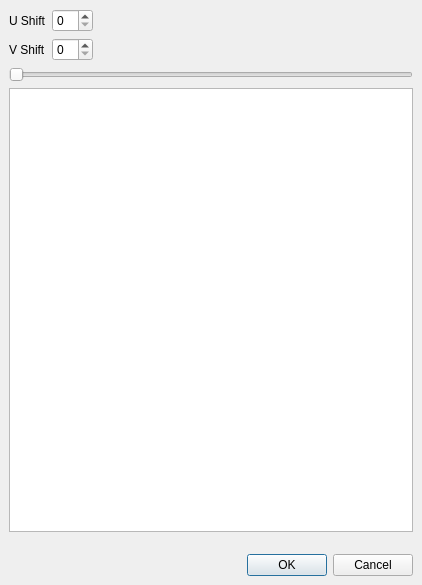
The window that avidemux_plugins/ADM_videoFilters6/chromaShift/qt4/chromashift.ui (mean00/avidemux2) describes before a commit, drawn with Qt 5.
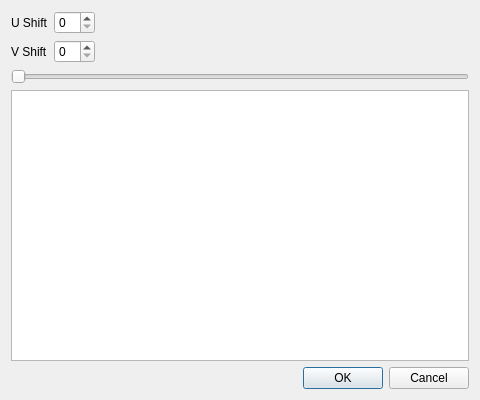
The same window after the commit. Custom widgets are drawn as their Qt base class.

Commit message: [chromaShift] Lay out dialog vertically, move navigation buttons up the tab order list

What changed in the file:
```diff
--- a/avidemux_plugins/ADM_videoFilters6/chromaShift/qt4/chromashift.ui
+++ b/avidemux_plugins/ADM_videoFilters6/chromaShift/qt4/chromashift.ui
@@ -6,57 +6,31 @@
    <rect>
     <x>0</x>
     <y>0</y>
-    <width>422</width>
-    <height>585</height>
+    <width>480</width>
+    <height>400</height>
    </rect>
   </property>
   <property name="windowTitle">
    <string>ChromaShift</string>
   </property>
-  <layout class="QGridLayout">
-   <property name="leftMargin">
-    <number>9</number>
-   </property>
-   <property name="topMargin">
-    <number>9</number>
-   </property>
-   <property name="rightMargin">
-    <number>9</number>
-   </property>
-   <property name="bottomMargin">
-    <number>9</number>
-   </property>
-   <property name="spacing">
-    <number>6</number>
-   </property>
+  <layout class="QVBoxLayout" name="verticalLayout">
+   <item>
+    <layout class="QGridLayout" name="gridLayout">
+     <item row="0" column="1">
+      <widget class="QSpinBox" name="spinBoxU"/>
+     </item>
    <item row="1" column="1">
     <widget class="QSpinBox" name="spinBoxV"/>
    </item>
    <item row="0" column="0">
-    <widget class="QLabel" name="label">
+      <widget class="QLabel" name="labelU">
      <property name="text">
       <string>U Shift</string>
      </property>
     </widget>
    </item>
-   <item row="5" column="3">
-    <spacer>
-     <property name="orientation">
-      <enum>Qt::Vertical</enum>
-     </property>
-     <property name="sizeType">
-      <enum>QSizePolicy::Fixed</enum>
-     </property>
-     <property name="sizeHint" stdset="0">
-      <size>
-       <width>20</width>
-       <height>16</height>
-      </size>
-     </property>
-    </spacer>
-   </item>
    <item row="1" column="0">
-    <widget class="QLabel" name="label_2">
+      <widget class="QLabel" name="labelV">
      <property name="text">
       <string>V Shift</string>
      </property>
@@ -75,10 +49,26 @@
      </property>
     </spacer>
    </item>
-   <item row="0" column="1">
-    <widget class="QSpinBox" name="spinBoxU"/>
+    </layout>
    </item>
-   <item row="6" column="0" colspan="4">
+   <item>
+    <layout class="QHBoxLayout" name="toolboxLayout"/>
+   </item>
+   <item>
+    <widget class="ADM_QSlider" name="horizontalSlider">
+     <property name="orientation">
+      <enum>Qt::Horizontal</enum>
+     </property>
+    </widget>
+   </item>
+   <item>
+    <widget class="QGraphicsView" name="graphicsView">
+     <property name="focusPolicy">
+      <enum>Qt::NoFocus</enum>
+     </property>
+    </widget>
+   </item>
+   <item>
     <widget class="QDialogButtonBox" name="buttonBox">
      <property name="orientation">
       <enum>Qt::Horizontal</enum>
@@ -88,32 +78,6 @@
      </property>
     </widget>
    </item>
-   <item row="4" column="0" colspan="4">
-    <widget class="QGraphicsView" name="graphicsView"/>
-   </item>
-   <item row="1" column="2">
-    <spacer>
-     <property name="orientation">
-      <enum>Qt::Horizontal</enum>
-     </property>
-     <property name="sizeHint" stdset="0">
-      <size>
-       <width>40</width>
-       <height>20</height>
-      </size>
-     </property>
-    </spacer>
-   </item>
-   <item row="3" column="0" colspan="4">
-    <widget class="ADM_QSlider" name="horizontalSlider">
-     <property name="orientation">
-      <enum>Qt::Horizontal</enum>
-     </property>
-    </widget>
-   </item>
-   <item row="2" column="1">
-    <layout class="QHBoxLayout" name="toolboxLayout"/>
-   </item>
   </layout>
  </widget>
  <customwidgets>
```
Lines whose indentation alone changed are shown as unchanged. The commit also changes 2 other files.
